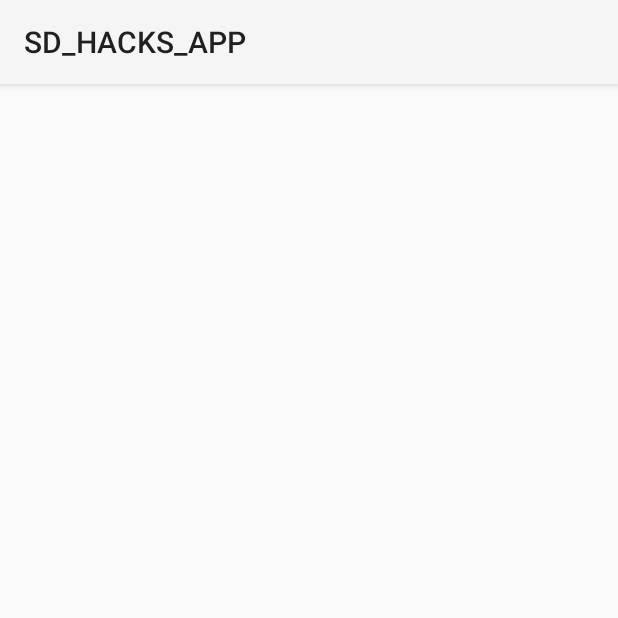
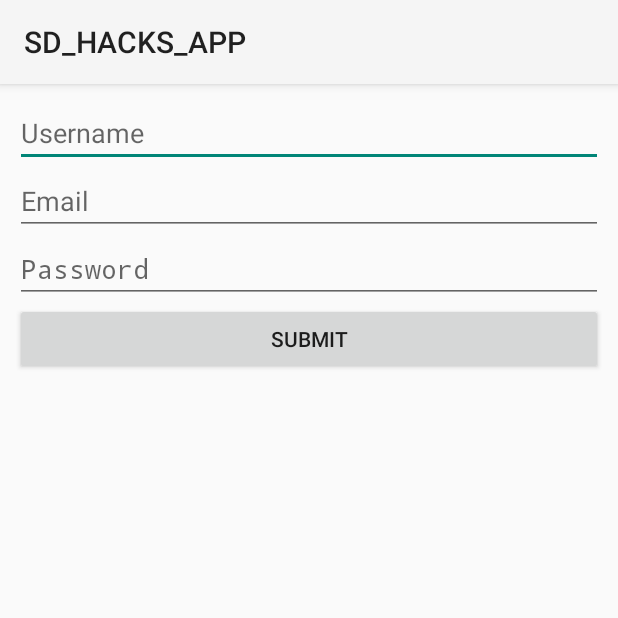
Before and after one commit to TrueFiction/SD_HACKS, an Android app: the SignupActivity screen opened directly, with no data from a screen before it, on a phone screen of 412 x 824 dp, the top half of it. Run offline under Robolectric (Android 15) with nearby library versions, the phone set to English and light mode, and no system bars.

```diff
--- a/app/src/main/java/com/hacks/sd_hacks_app/LoginActivity.java
+++ b/app/src/main/java/com/hacks/sd_hacks_app/LoginActivity.java
@@ -29,6 +29,8 @@ public class LoginActivity extends Activity {
 
         // Enable Local Datastore.
         Parse.enableLocalDatastore(this);
+
+        //check for successful connection
 
         Parse.initialize(this, "9XzfZnNjmZO8fxlYnkeuNkz7Md6TSdTtjNUVwbdM", "9TYeFAEhQ9YHKsMxF6DjXfis6A3ootSlvCLVzNro");
 
--- a/app/src/main/res/layout/activity_signup.xml
+++ b/app/src/main/res/layout/activity_signup.xml
@@ -1,6 +1,56 @@
 <?xml version="1.0" encoding="utf-8"?>
-<LinearLayout xmlns:android="http://schemas.android.com/apk/res/android"
-    android:orientation="vertical" android:layout_width="match_parent"
-    android:layout_height="match_parent">
 
-</LinearLayout>
+<RelativeLayout xmlns:android="http://schemas.android.com/apk/res/android"
+    xmlns:tools="http://schemas.android.com/tools"
+    android:layout_width="match_parent"
+    android:layout_height="match_parent"
+    tools:context=".MainActivity"
+    >
+
+
+
+    <LinearLayout
+        android:orientation="vertical"
+        android:layout_width="match_parent"
+        android:layout_height="wrap_content"
+        android:padding="10dp"
+        android:id="@+id/linearLayout"
+        >
+
+        <EditText
+            android:id="@+id/username_enter_signup"
+            android:layout_width="match_parent"
+            android:layout_height="wrap_content"
+            android:hint="@string/username_hint"
+            android:inputType="text"
+            />
+
+        <EditText
+            android:id="@+id/email_enter_signup"
+            android:layout_width="match_parent"
+            android:layout_height="wrap_content"
+            android:hint="@string/email_hint"
+            android:inputType="textEmailAddress"
+            />
+
+        <EditText
+            android:id="@+id/password_enter_signup"
+            android:layout_width="match_parent"
+            android:layout_height="wrap_content"
+            android:hint="@string/password_hint"
+            android:inputType="textPassword"
+            />
+
+
+        <Button
+            android:layout_height="wrap_content"
+            android:layout_width="match_parent"
+            android:id="@+id/signupButton_signup"
+            android:text="@string/signup_submit"
+            android:onClick="createUser"
+            />
+
+    </LinearLayout>
+
+
+</RelativeLayout>
--- a/app/src/main/res/values/strings.xml
+++ b/app/src/main/res/values/strings.xml
@@ -6,6 +6,11 @@
     <string name="login_error">There was an error logging in, please try again.</string>
     <string name="username_hint">Username</string>
     <string name="password_hint">Password</string>
+    <string name="email_hint">Email</string>
     <string name="signup">Sign Up</string>
     <string name="login">Login</string>
+    <string name="signup_empty_username">Empty Username! Please enter a username. </string>
+    <string name="signup_empty_password">Empty Password! Please enter a password. </string>
+    <string name="signup_empty_email">Empty Email! Please enter an email. </string>
+    <string name="signup_submit">Submit</string>
 </resources>
```
Also changed, not shown: app/src/main/java/com/hacks/sd_hacks_app/SignupActivity.java (+75 -0 lines).
